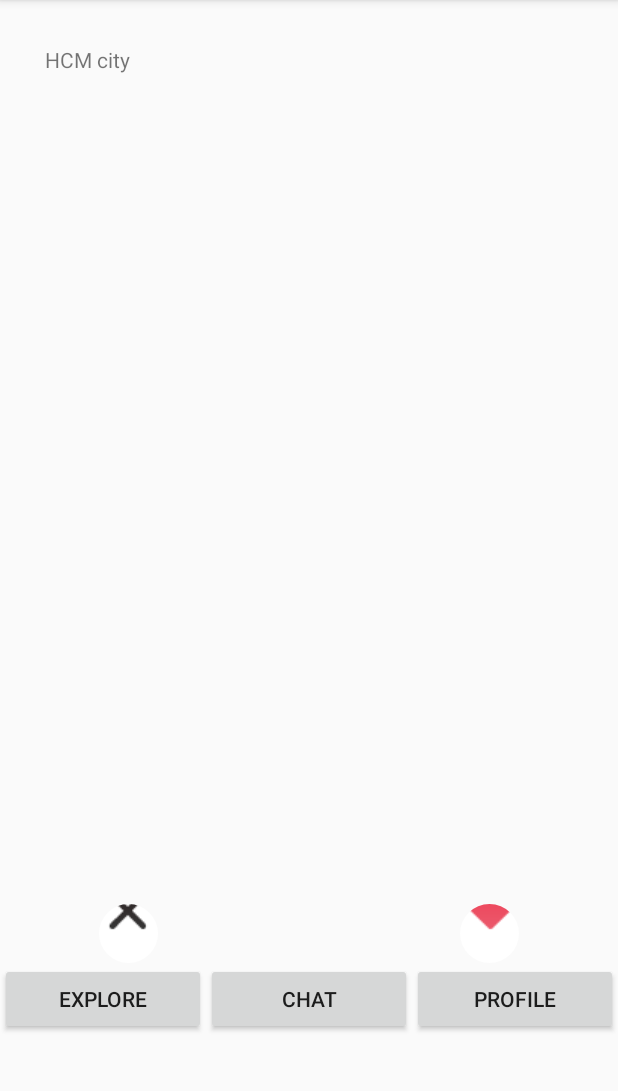
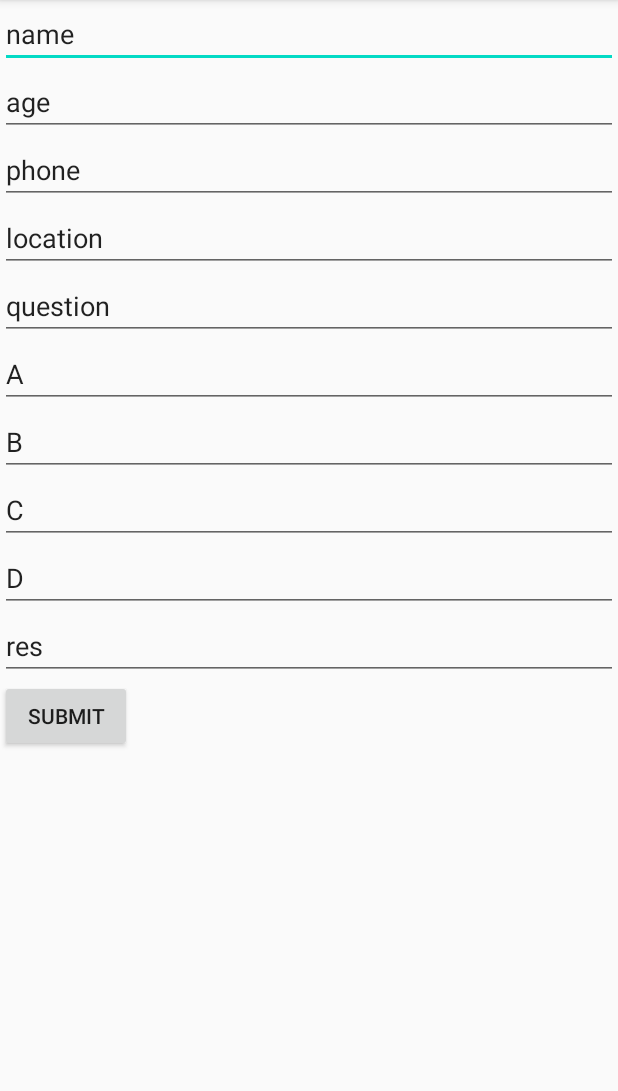
Before and after one commit to thanhdat00/Eros-app, an Android app: the screen it shows after launch (MainScreenActivity before the commit, CreateProfileActivity after it), after a tap on an icon or button, on a phone screen of 412 x 824 dp, the part 84-1175 px from its top. Run offline under Robolectric (Android 15) with nearby library versions, the phone set to English and light mode, and no system bars; our stand-ins replace Firebase (no records; nobody signed in at launch, a user with empty details on screens opened directly); libraries missing offline, so code that uses them is left out: com.facebook, com.facebook.login; pictures from the network do not load; 4 statements that could not run were skipped.

Commit message:
update  create profile

```diff
--- a/app/src/main/AndroidManifest.xml
+++ b/app/src/main/AndroidManifest.xml
@@ -11,7 +11,8 @@
         android:roundIcon="@mipmap/ic_launcher_round"
         android:supportsRtl="true"
         android:theme="@style/AppTheme">
-        <activity android:name=".Login"></activity>
+        <activity android:name=".CreateProfileActivity"></activity>
+        <activity android:name=".Login" />
         <activity android:name=".MainScreen.MainScreenActivity" />
 
         <meta-data
--- /dev/null
+++ b/app/src/main/java/com/example/eros_demo/CreateProfileActivity.java
@@ -0,0 +1,117 @@
+package com.example.eros_demo;
+
+import androidx.appcompat.app.AppCompatActivity;
+
+import android.os.Bundle;
+import android.view.View;
+import android.widget.Button;
+import android.widget.EditText;
+import android.widget.Toast;
+
+import com.google.firebase.database.DatabaseReference;
+import com.google.firebase.database.FirebaseDatabase;
+
+import java.util.ArrayList;
+import java.util.List;
+
+public class CreateProfileActivity extends AppCompatActivity {
+    EditText nameEditText;
+    EditText ageEditText;
+    EditText phoneEditText;
+    EditText questionEditText;
+    EditText locationEditText;
+    EditText answerA;
+    EditText answerB;
+    EditText answerC;
+    EditText answerD;
+    EditText resultEditText;
+    Button submitButton;
+    String userID;
+
+    @Override
+    protected void onCreate(Bundle savedInstanceState) {
+        super.onCreate(savedInstanceState);
+        setContentView(R.layout.activity_create_profile);
+        initComponent();
+
+        submitButton.setOnClickListener(new View.OnClickListener() {
+            @Override
+            public void onClick(View view) {
+                Toast.makeText(getApplicationContext(),"okey", Toast.LENGTH_LONG).show();
+
+                String name = nameEditText.getText().toString();
+                String age = ageEditText.getText().toString();
+                String phoneNumber = phoneEditText.getText().toString();
+                String location = locationEditText.getText().toString();
+                String question = questionEditText.getText().toString();
+                String A = answerA.getText().toString();
+                String B = answerB.getText().toString();
+                String C = answerC.getText().toString();
+                String D = answerD.getText().toString();
+                String res = resultEditText.getText().toString();
+
+                Question question1 = new Question(question, A, B ,C ,D, res);
+                List<Question> questionList = new ArrayList<>();
+                questionList.add(question1);
+
+                User user = new User(name, phoneNumber, location, questionList);
+
+                FirebaseDatabase database = FirebaseDatabase.getInstance();
+                DatabaseReference myRef = database.getReference("user_profile/"+ userID);
+                myRef.child("name").setValue(user.getUserName());
+                myRef.child("phone").setValue(user.getPhoneNumber());
+
+                List<Question> questionList1 = user.getQuestionList();
+
+                for (int i = 0; i < questionList1.size(); i++){
+                    myRef.child("question").child(String.valueOf(i)).child("q").setValue(questionList1.get(i).getQuestion());
+                    myRef.child("question").child(String.valueOf(i)).child("a").setValue(questionList1.get(i).getAnswerA());
+                }
+
+            }
+        });
+    }
+
+    private void initComponent() {
+        nameEditText = findViewById(R.id.name_edit_text);
+        ageEditText = findViewById(R.id.age_edit_text);
+        phoneEditText = findViewById(R.id.phone_edit_text);
+        locationEditText = findViewById(R.id.location_edit_text);
+        questionEditText = findViewById(R.id.question_edit_text);
+        answerA = findViewById(R.id.answer_A);
+        answerB = findViewById(R.id.answer_B);
+        answerC = findViewById(R.id.answer_C);
+        answerD = findViewById(R.id.answer_D);
+        resultEditText = findViewById(R.id.result_edit_text);
+        submitButton = findViewById(R.id.submit_button);
+        Bundle bundle = getIntent().getExtras();
+        userID = bundle.getString("UserID");
+
+    }
+
+
+//    public void onClickSubmit(View view) {
+//
+//        String name = nameEditText.toString();
+//        String age = ageEditText.toString();
+//        String phoneNumber = phoneEditText.toString();
+//        String location = locationEditText.toString();
+//        String question = questionEditText.toString();
+//        String A = answerA.toString();
+//        String B = answerB.toString();
+//        String C = answerC.toString();
+//        String D = answerD.toString();
+//        String res = resultEditText.toString();
+//
+//        Question question1 = new Question(question, A, B ,C ,D, res);
+//        List<Question> questionList = null;
+//        questionList.add(question1);
+//
+//        User user = new User(name, phoneNumber, location, questionList);
+//
+////        FirebaseDatabase database = FirebaseDatabase.getInstance();
+////        DatabaseReference myRef = database.getReference("message22");
+////
+////        myRef.setValue("Hello, World!");
+//    }
+}
--- a/app/src/main/java/com/example/eros_demo/MainActivity.java
+++ b/app/src/main/java/com/example/eros_demo/MainActivity.java
@@ -7,6 +7,7 @@ import android.view.View;
 import android.widget.ImageView;
 import android.widget.TextView;
 
+import androidx.annotation.NonNull;
 import androidx.annotation.Nullable;
 import androidx.appcompat.app.AppCompatActivity;
 
@@ -16,6 +17,11 @@ import com.facebook.FacebookCallback;
 import com.facebook.FacebookException;
 import com.facebook.login.LoginResult;
 import com.facebook.login.widget.LoginButton;
+import com.google.firebase.database.DataSnapshot;
+import com.google.firebase.database.DatabaseError;
+import com.google.firebase.database.DatabaseReference;
+import com.google.firebase.database.FirebaseDatabase;
+import com.google.firebase.database.ValueEventListener;
 
 public class MainActivity extends AppCompatActivity {
     private TextView info;
@@ -23,7 +29,7 @@ public class MainActivity extends AppCompatActivity {
     private LoginButton login;
     private CallbackManager callbackManager;
     private TextView name;
-
+    int accountExist;
 
     @Override
     protected void onCreate(Bundle savedInstanceState) {
@@ -34,8 +40,8 @@ public class MainActivity extends AppCompatActivity {
         profile = findViewById(R.id.profile);
         login = findViewById(R.id.login);
         name = findViewById(R.id.name);
-
         callbackManager = CallbackManager.Factory.create();
+        accountExist = 0;
 
         login.registerCallback(callbackManager, new FacebookCallback<LoginResult>() {
             @Override
@@ -47,8 +53,35 @@ public class MainActivity extends AppCompatActivity {
 //                        "/picture?type=normal";
                 //Picasso.get().load(imageURL).into(profile);
 
-                Intent intent = new Intent(MainActivity.this, MainScreenActivity.class);
-                startActivity(intent);
+                final String userID = loginResult.getAccessToken().getUserId();
+                DataSnapshot dataSnapshot = null;
+
+                FirebaseDatabase database = FirebaseDatabase.getInstance();
+                DatabaseReference myRef = database.getReference("user_profile");
+                myRef.addListenerForSingleValueEvent(new ValueEventListener() {
+                    @Override
+                    public void onDataChange(@NonNull DataSnapshot snapshot) {
+                        if (snapshot.hasChild(userID)){
+                            accountExist = 1;
+                        }
+                    }
+
+                    @Override
+                    public void onCancelled(@NonNull DatabaseError error) {
+
+                    }
+                });
+
+                if (accountExist == 1) {
+                    Intent intent = new Intent(MainActivity.this, MainScreenActivity.class);
+                    intent.putExtra("UserID", userID);
+                    startActivity(intent);
+                }
+                else {
+                    Intent intent = new Intent(MainActivity.this, CreateProfileActivity.class);
+                    intent.putExtra("UserID", userID);
+                    startActivity(intent);
+                }
             }
 
             @Override
@@ -71,8 +104,14 @@ public class MainActivity extends AppCompatActivity {
 
     }
 
-    public void toMainScreen(View view) {
-        Intent intent = new Intent(MainActivity.this, MainScreenActivity.class);
+    public void toCreateProfile(View view) {
+//        FirebaseDatabase database = FirebaseDatabase.getInstance();
+//        DatabaseReference myRef = database.getReference("message");
+//
+//        myRef.setValue("Hello, World!");
+
+
+        Intent intent = new Intent(MainActivity.this, CreateProfileActivity.class);
 
         startActivity(intent);
     }
--- /dev/null
+++ b/app/src/main/res/layout/activity_create_profile.xml
@@ -0,0 +1,87 @@
+<?xml version="1.0" encoding="utf-8"?>
+<LinearLayout xmlns:android="http://schemas.android.com/apk/res/android"
+    xmlns:app="http://schemas.android.com/apk/res-auto"
+    xmlns:tools="http://schemas.android.com/tools"
+    android:layout_width="match_parent"
+    android:layout_height="match_parent"
+    android:orientation="vertical"
+    tools:context=".CreateProfileActivity">
+
+    <EditText
+        android:layout_width="match_parent"
+        android:layout_height="wrap_content"
+        android:text="name"
+        android:id="@+id/name_edit_text"
+        />
+
+    <EditText
+        android:layout_width="match_parent"
+        android:layout_height="wrap_content"
+        android:id="@+id/age_edit_text"
+        android:text="age"
+        />
+
+    <EditText
+        android:layout_width="match_parent"
+        android:layout_height="wrap_content"
+        android:id="@+id/phone_edit_text"
+        android:text="phone"
+        />
+
+    <EditText
+        android:layout_width="match_parent"
+        android:layout_height="wrap_content"
+        android:text="location"
+        android:id="@+id/location_edit_text"
+        />
+
+    <EditText
+        android:layout_width="match_parent"
+        android:layout_height="wrap_content"
+        android:id="@+id/question_edit_text"
+        android:text="question"
+        />
+
+    <EditText
+        android:layout_width="match_parent"
+        android:layout_height="wrap_content"
+        android:text="A"
+        android:id="@+id/answer_A"
+        />
+
+    <EditText
+        android:layout_width="match_parent"
+        android:layout_height="wrap_content"
+        android:text="B"
+        android:id="@+id/answer_B"
+        />
+
+    <EditText
+        android:layout_width="match_parent"
+        android:layout_height="wrap_content"
+        android:text="C"
+        android:id="@+id/answer_C"
+        />
+
+    <EditText
+        android:layout_width="match_parent"
+        android:layout_height="wrap_content"
+        android:text="D"
+        android:id="@+id/answer_D"
+        />
+
+    <EditText
+        android:layout_width="match_parent"
+        android:layout_height="wrap_content"
+        android:id="@+id/result_edit_text"
+        android:text="res"
+        />
+
+    <Button
+        android:layout_width="wrap_content"
+        android:layout_height="wrap_content"
+        android:text="SUBMIT"
+        android:id="@+id/submit_button"
+        />
+
+</LinearLayout>
--- a/app/src/main/res/layout/activity_main.xml
+++ b/app/src/main/res/layout/activity_main.xml
@@ -42,7 +42,7 @@
         android:gravity="center_horizontal"
         android:layout_marginTop="50dp"
         android:id="@+id/main_screen"
-        android:onClick="toMainScreen"
+        android:onClick="toCreateProfile"
         />
 
 
--- a/build.gradle
+++ b/build.gradle
@@ -7,6 +7,7 @@ buildscript {
     }
     dependencies {
         classpath "com.android.tools.build:gradle:4.0.0"
+        classpath 'com.google.gms:google-services:4.3.4'
 
         // NOTE: Do not place your application dependencies here; they belong
         // in the individual module build.gradle files
```
Also changed, not shown: app/build.gradle (+9 -0 lines), app/src/main/java/com/example/eros_demo/Question.java (added, +71 -0 lines), app/src/main/java/com/example/eros_demo/User.java (added, +50 -0 lines), 1 other file.
